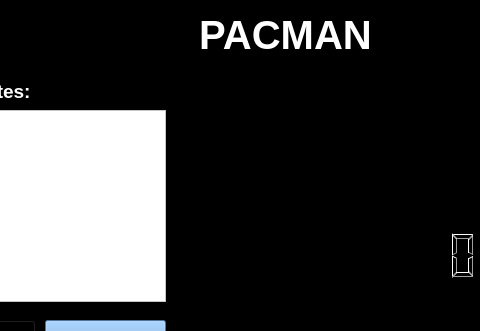
Qt form mainwindow.ui (chingling123/gmxp_pacman) before a commit; both pictures show x 105 to 585 and y 0 to 331 of the 800 by 480 pixel window.
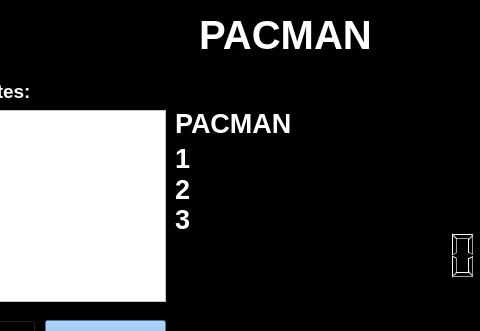
The same form after that commit.

Patch:
```diff
--- a/mainwindow.ui
+++ b/mainwindow.ui
@@ -424,6 +424,110 @@
      <double>0.000000000000000</double>
     </property>
    </widget>
+   <widget class="QLabel" name="label_3">
+    <property name="geometry">
+     <rect>
+      <x>280</x>
+      <y>108</y>
+      <width>131</width>
+      <height>31</height>
+     </rect>
+    </property>
+    <property name="font">
+     <font>
+      <pointsize>20</pointsize>
+      <weight>75</weight>
+      <bold>true</bold>
+     </font>
+    </property>
+    <property name="styleSheet">
+     <string notr="true">color: rgb(255, 255, 255);</string>
+    </property>
+    <property name="text">
+     <string>PACMAN </string>
+    </property>
+    <property name="textFormat">
+     <enum>Qt::RichText</enum>
+    </property>
+   </widget>
+   <widget class="QLabel" name="label_4">
+    <property name="geometry">
+     <rect>
+      <x>280</x>
+      <y>143</y>
+      <width>111</width>
+      <height>31</height>
+     </rect>
+    </property>
+    <property name="font">
+     <font>
+      <pointsize>20</pointsize>
+      <weight>75</weight>
+      <bold>true</bold>
+     </font>
+    </property>
+    <property name="styleSheet">
+     <string notr="true">color: rgb(255, 255, 255);</string>
+    </property>
+    <property name="text">
+     <string>1</string>
+    </property>
+    <property name="textFormat">
+     <enum>Qt::RichText</enum>
+    </property>
+   </widget>
+   <widget class="QLabel" name="label_5">
+    <property name="geometry">
+     <rect>
+      <x>280</x>
+      <y>174</y>
+      <width>111</width>
+      <height>31</height>
+     </rect>
+    </property>
+    <property name="font">
+     <font>
+      <pointsize>20</pointsize>
+      <weight>75</weight>
+      <bold>true</bold>
+     </font>
+    </property>
+    <property name="styleSheet">
+     <string notr="true">color: rgb(255, 255, 255);</string>
+    </property>
+    <property name="text">
+     <string>2</string>
+    </property>
+    <property name="textFormat">
+     <enum>Qt::RichText</enum>
+    </property>
+   </widget>
+   <widget class="QLabel" name="label_6">
+    <property name="geometry">
+     <rect>
+      <x>280</x>
+      <y>204</y>
+      <width>111</width>
+      <height>31</height>
+     </rect>
+    </property>
+    <property name="font">
+     <font>
+      <pointsize>20</pointsize>
+      <weight>75</weight>
+      <bold>true</bold>
+     </font>
+    </property>
+    <property name="styleSheet">
+     <string notr="true">color: rgb(255, 255, 255);</string>
+    </property>
+    <property name="text">
+     <string>3</string>
+    </property>
+    <property name="textFormat">
+     <enum>Qt::RichText</enum>
+    </property>
+   </widget>
   </widget>
  </widget>
  <layoutdefault spacing="6" margin="11"/>
```
Left out of the diff: 1 changed line with no effect on the pictures.
